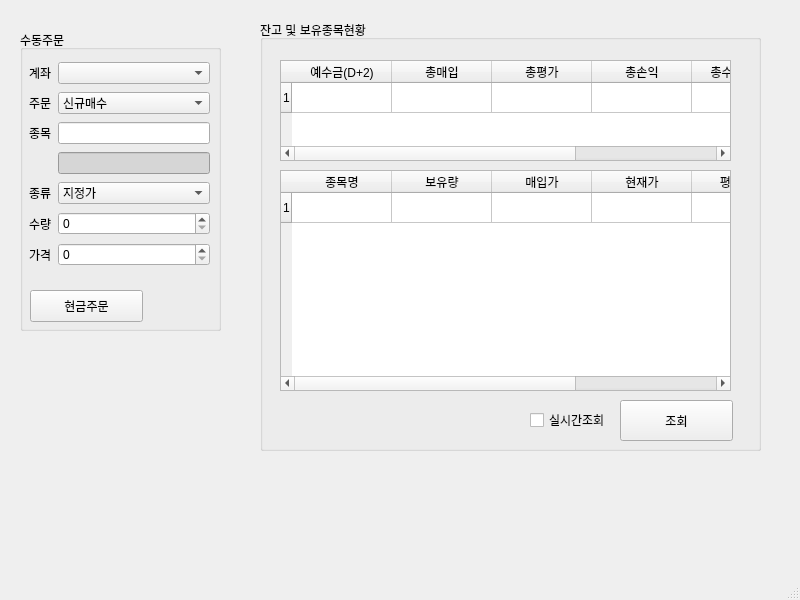
This is autoTrader_ui.ui in RyoniCho/AutoStockTrader as Qt 5 draws it before an edit. The edited form follows.
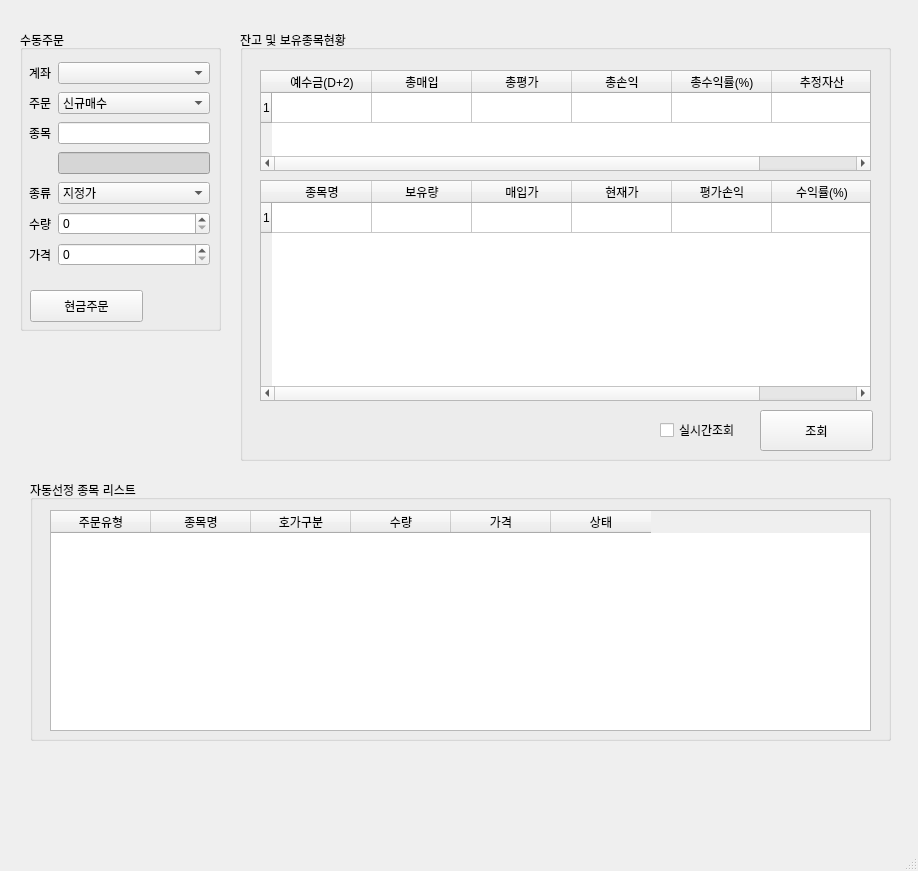
This is the edited form.

Commit message: Add Auto trade stock list display

What changed in the file:
```diff
--- a/autoTrader_ui.ui
+++ b/autoTrader_ui.ui
@@ -6,8 +6,8 @@
    <rect>
     <x>0</x>
     <y>0</y>
-    <width>800</width>
-    <height>600</height>
+    <width>918</width>
+    <height>871</height>
    </rect>
   </property>
   <property name="windowTitle">
@@ -161,9 +161,9 @@
    <widget class="QGroupBox" name="groupBox_2">
     <property name="geometry">
      <rect>
-      <x>260</x>
-      <y>20</y>
-      <width>501</width>
+      <x>240</x>
+      <y>30</y>
+      <width>651</width>
       <height>431</height>
      </rect>
     </property>
@@ -175,7 +175,7 @@
       <rect>
        <x>20</x>
        <y>40</y>
-       <width>451</width>
+       <width>611</width>
        <height>101</height>
       </rect>
      </property>
@@ -219,7 +219,7 @@
       <rect>
        <x>20</x>
        <y>150</y>
-       <width>451</width>
+       <width>611</width>
        <height>221</height>
       </rect>
      </property>
@@ -264,7 +264,7 @@
      </property>
      <property name="geometry">
       <rect>
-       <x>270</x>
+       <x>420</x>
        <y>390</y>
        <width>87</width>
        <height>20</height>
@@ -280,7 +280,7 @@
     <widget class="QPushButton" name="UI_checkBalance_pushButton">
      <property name="geometry">
       <rect>
-       <x>360</x>
+       <x>520</x>
        <y>380</y>
        <width>113</width>
        <height>41</height>
@@ -291,6 +291,59 @@
      </property>
     </widget>
    </widget>
+   <widget class="QGroupBox" name="groupBox_3">
+    <property name="geometry">
+     <rect>
+      <x>30</x>
+      <y>480</y>
+      <width>861</width>
+      <height>261</height>
+     </rect>
+    </property>
+    <property name="title">
+     <string>자동선정 종목 리스트</string>
+    </property>
+    <widget class="QTableWidget" name="UI_autoSelectStock_tableWidget">
+     <property name="geometry">
+      <rect>
+       <x>20</x>
+       <y>30</y>
+       <width>821</width>
+       <height>221</height>
+      </rect>
+     </property>
+     <column>
+      <property name="text">
+       <string>주문유형</string>
+      </property>
+     </column>
+     <column>
+      <property name="text">
+       <string>종목명</string>
+      </property>
+     </column>
+     <column>
+      <property name="text">
+       <string>호가구분</string>
+      </property>
+     </column>
+     <column>
+      <property name="text">
+       <string>수량</string>
+      </property>
+     </column>
+     <column>
+      <property name="text">
+       <string>가격</string>
+      </property>
+     </column>
+     <column>
+      <property name="text">
+       <string>상태</string>
+      </property>
+     </column>
+    </widget>
+   </widget>
   </widget>
   <widget class="QMenuBar" name="menubar">
    <property name="geometry">
```
Left out of the diff: 2 changed lines with no effect on the pictures. The commit also changes 1 other file.
